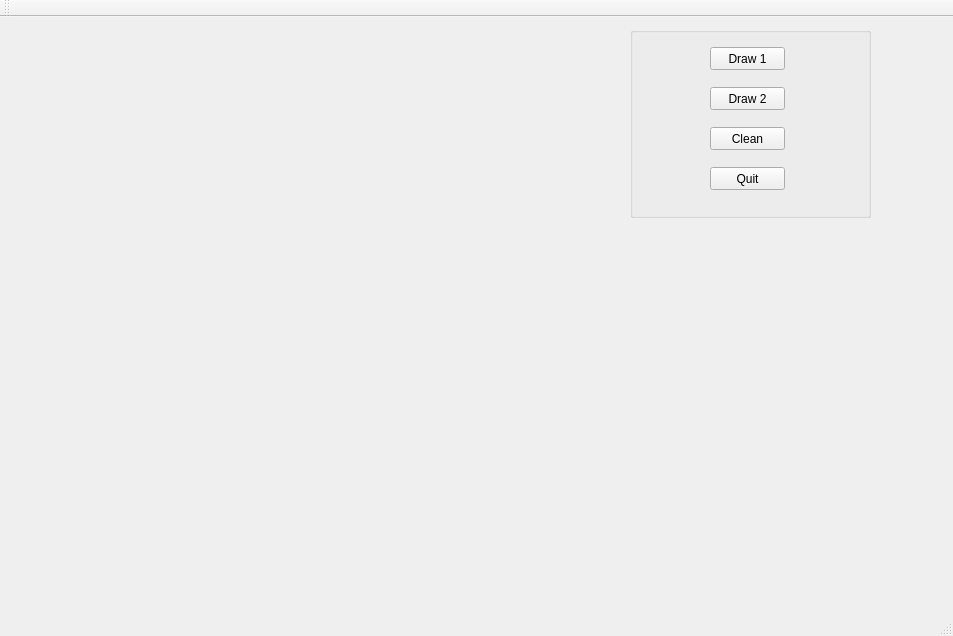
This is mywindow.ui in jasienieckih/lgim8 as Qt 5 draws it before an edit. The edited form follows.
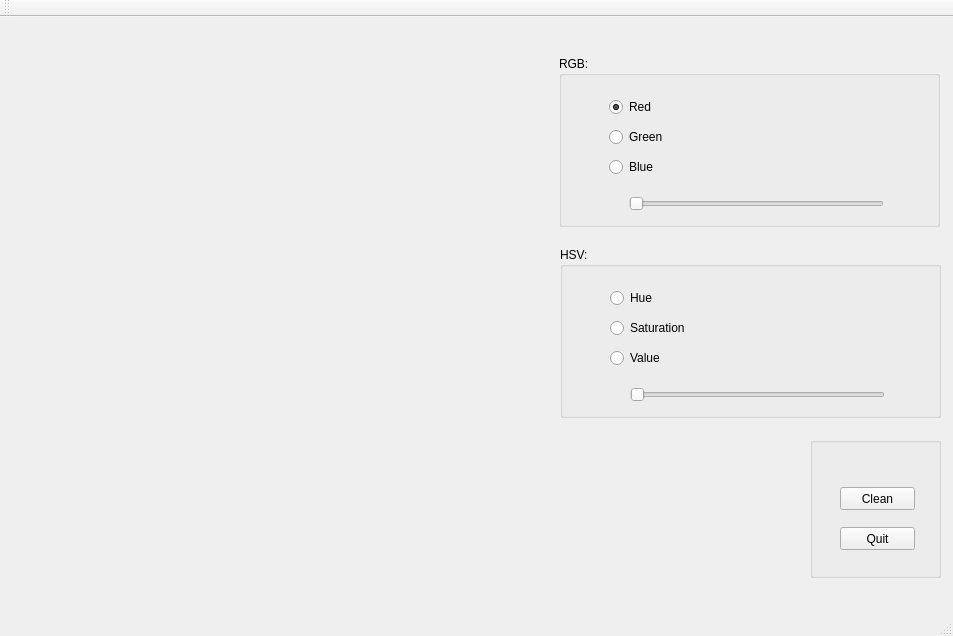
This is the edited form.

Commit message: Add task-specific controls to the window layout

Patch:
```diff
--- a/mywindow.ui
+++ b/mywindow.ui
@@ -33,46 +33,20 @@
    <widget class="QGroupBox" name="groupBox">
     <property name="geometry">
      <rect>
-      <x>630</x>
-      <y>10</y>
-      <width>241</width>
-      <height>191</height>
+      <x>810</x>
+      <y>420</y>
+      <width>131</width>
+      <height>141</height>
      </rect>
     </property>
     <property name="title">
      <string/>
     </property>
-    <widget class="QPushButton" name="draw1Button">
-     <property name="geometry">
-      <rect>
-       <x>80</x>
-       <y>20</y>
-       <width>75</width>
-       <height>23</height>
-      </rect>
-     </property>
-     <property name="text">
-      <string>Draw 1</string>
-     </property>
-    </widget>
-    <widget class="QPushButton" name="draw2Button">
-     <property name="geometry">
-      <rect>
-       <x>80</x>
-       <y>60</y>
-       <width>75</width>
-       <height>23</height>
-      </rect>
-     </property>
-     <property name="text">
-      <string>Draw 2</string>
-     </property>
-    </widget>
     <widget class="QPushButton" name="cleanButton">
      <property name="geometry">
       <rect>
-       <x>80</x>
-       <y>100</y>
+       <x>30</x>
+       <y>50</y>
        <width>75</width>
        <height>23</height>
       </rect>
@@ -84,8 +58,8 @@
     <widget class="QPushButton" name="exitButton">
      <property name="geometry">
       <rect>
-       <x>80</x>
-       <y>140</y>
+       <x>30</x>
+       <y>90</y>
        <width>75</width>
        <height>23</height>
       </rect>
@@ -95,6 +69,157 @@
      </property>
     </widget>
    </widget>
+   <widget class="QGroupBox" name="groupBoxRgb">
+    <property name="geometry">
+     <rect>
+      <x>559</x>
+      <y>39</y>
+      <width>381</width>
+      <height>171</height>
+     </rect>
+    </property>
+    <property name="title">
+     <string>RGB:</string>
+    </property>
+    <widget class="QRadioButton" name="radioGreen">
+     <property name="geometry">
+      <rect>
+       <x>50</x>
+       <y>70</y>
+       <width>98</width>
+       <height>22</height>
+      </rect>
+     </property>
+     <property name="text">
+      <string>Green</string>
+     </property>
+     <attribute name="buttonGroup">
+      <string notr="true">buttonGroup_2</string>
+     </attribute>
+    </widget>
+    <widget class="QRadioButton" name="radioBlue">
+     <property name="geometry">
+      <rect>
+       <x>50</x>
+       <y>100</y>
+       <width>98</width>
+       <height>22</height>
+      </rect>
+     </property>
+     <property name="text">
+      <string>Blue</string>
+     </property>
+     <attribute name="buttonGroup">
+      <string notr="true">buttonGroup_2</string>
+     </attribute>
+    </widget>
+    <widget class="QRadioButton" name="radioRed">
+     <property name="geometry">
+      <rect>
+       <x>50</x>
+       <y>40</y>
+       <width>98</width>
+       <height>22</height>
+      </rect>
+     </property>
+     <property name="text">
+      <string>Red</string>
+     </property>
+     <property name="checked">
+      <bool>true</bool>
+     </property>
+     <attribute name="buttonGroup">
+      <string notr="true">buttonGroup_2</string>
+     </attribute>
+    </widget>
+    <widget class="QSlider" name="sliderRgb">
+     <property name="geometry">
+      <rect>
+       <x>70</x>
+       <y>140</y>
+       <width>255</width>
+       <height>16</height>
+      </rect>
+     </property>
+     <property name="orientation">
+      <enum>Qt::Horizontal</enum>
+     </property>
+    </widget>
+   </widget>
+   <widget class="QGroupBox" name="groupBoxHsv">
+    <property name="geometry">
+     <rect>
+      <x>560</x>
+      <y>230</y>
+      <width>381</width>
+      <height>171</height>
+     </rect>
+    </property>
+    <property name="title">
+     <string>HSV:</string>
+    </property>
+    <widget class="QSlider" name="sliderHSV">
+     <property name="geometry">
+      <rect>
+       <x>70</x>
+       <y>140</y>
+       <width>255</width>
+       <height>16</height>
+      </rect>
+     </property>
+     <property name="orientation">
+      <enum>Qt::Horizontal</enum>
+     </property>
+    </widget>
+    <widget class="QRadioButton" name="radioHue">
+     <property name="geometry">
+      <rect>
+       <x>50</x>
+       <y>40</y>
+       <width>98</width>
+       <height>22</height>
+      </rect>
+     </property>
+     <property name="text">
+      <string>Hue</string>
+     </property>
+     <attribute name="buttonGroup">
+      <string notr="true">buttonGroup_2</string>
+     </attribute>
+    </widget>
+    <widget class="QRadioButton" name="radioSaturation">
+     <property name="geometry">
+      <rect>
+       <x>50</x>
+       <y>70</y>
+       <width>98</width>
+       <height>22</height>
+      </rect>
+     </property>
+     <property name="text">
+      <string>Saturation</string>
+     </property>
+     <attribute name="buttonGroup">
+      <string notr="true">buttonGroup_2</string>
+     </attribute>
+    </widget>
+    <widget class="QRadioButton" name="radioValue">
+     <property name="geometry">
+      <rect>
+       <x>50</x>
+       <y>100</y>
+       <width>98</width>
+       <height>22</height>
+      </rect>
+     </property>
+     <property name="text">
+      <string>Value</string>
+     </property>
+     <attribute name="buttonGroup">
+      <string notr="true">buttonGroup_2</string>
+     </attribute>
+    </widget>
+   </widget>
   </widget>
   <widget class="QMenuBar" name="menuBar">
    <property name="geometry">
```
Left out of the diff: 3 changed lines with no effect on the pictures.
